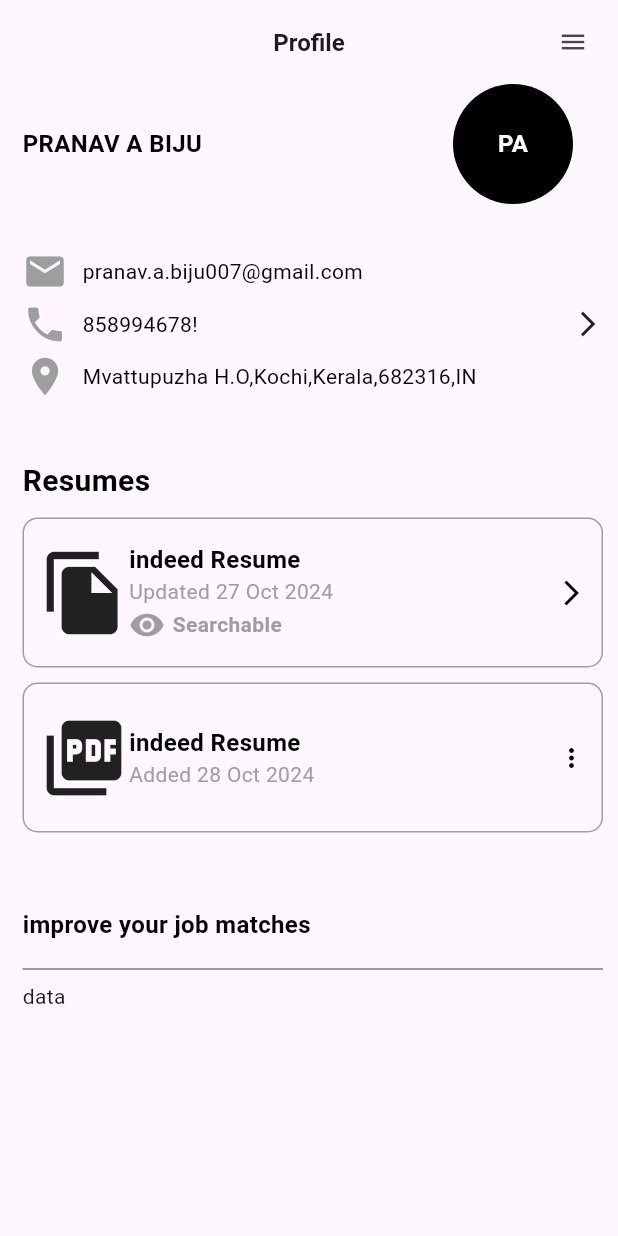
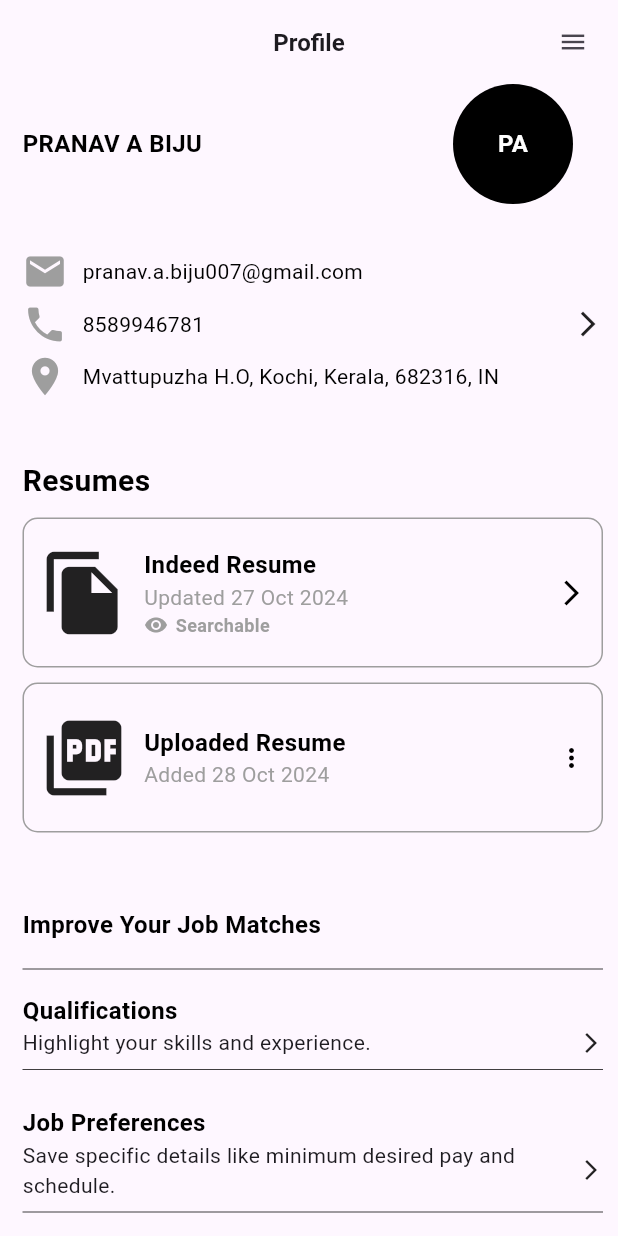
Before and after one commit to PranavKunjunni/indeed_ui, a Flutter app: the ProfileScreen screen opened directly, on a phone screen of 412 x 824 dp. Run offline on Flutter 3.47's test engine with Material 3 defaults, Android fonts, the light colour scheme and no system bars; our stand-ins replace icons_plus.

Commit message:
profile_screen completed

```diff
--- a/lib/views/profile_screen/profile_screen.dart
+++ b/lib/views/profile_screen/profile_screen.dart
@@ -2,7 +2,26 @@
 import 'package:indeed_ui/utils/color_contstants.dart';
 
 class ProfileScreen extends StatelessWidget {
-  const ProfileScreen({super.key});
+  ProfileScreen({super.key});
+
+  final List<Map<String, String>> jobImprovements = [
+    {
+      "HeadingText": "Qualifications",
+      "text": "Highlight your skills and experience."
+    },
+    {
+      "HeadingText": "Job Preferences",
+      "text": "Save specific details like minimum desired pay and schedule."
+    },
+    {
+      "HeadingText": "Hide Jobs with These Details",
+      "text": "Manage the qualifications or preferences and schedule."
+    },
+    {
+      "HeadingText": "Ready to Work",
+      "text": "Let employers know that you're available to start working as soon as possible."
+    },
+  ];
 
   @override
   Widget build(BuildContext context) {
@@ -27,13 +46,12 @@
           ),
         ],
       ),
-      // backgroundColor: Colors.white,
-      body: Padding(
+      body: SingleChildScrollView(
+        child: Padding(
           padding: const EdgeInsets.only(left: 15, right: 10),
           child: Column(
             crossAxisAlignment: CrossAxisAlignment.start,
             children: [
-            // Section
               Row(
                 mainAxisAlignment: MainAxisAlignment.spaceBetween,
                 children: [
@@ -63,7 +81,6 @@
                 ],
               ),
               SizedBox(height: 30),
-            // Section
               Column(
                 children: [
                   Row(
@@ -92,7 +109,7 @@
                       ),
                       SizedBox(width: 10),
                       Text(
-                      "858994678!",
+                        "8589946781",
                         style: TextStyle(
                           color: Colors.black,
                         ),
@@ -111,7 +128,7 @@
                       ),
                       SizedBox(width: 10),
                       Text(
-                      "Mvattupuzha H.O,Kochi,Kerala,682316,IN",
+                        "Mvattupuzha H.O, Kochi, Kerala, 682316, IN",
                         style: TextStyle(
                           color: Colors.black,
                         ),
@@ -129,64 +146,96 @@
                   fontSize: 20,
                 ),
               ),
-            SizedBox(
-              height: 10,
-            ),
-            // Section
-            _bulidResumes(
+              SizedBox(height: 10),
+              _buildResumes(
                 icon: Icons.file_copy,
-              title: "indeed Resume",
+                title: "Indeed Resume",
                 updateDate: "Updated 27 Oct 2024",
-              isSerachable: true,
+                isSearchable: true,
                 icon1: Icons.arrow_forward_ios,
               ),
-            SizedBox(
-              height: 10,
-            ),
-            _bulidResumes(
+              SizedBox(height: 10),
+              _buildResumes(
                 icon: Icons.picture_as_pdf,
-              title: "indeed Resume",
+                title: "Uploaded Resume",
                 updateDate: "Added 28 Oct 2024",
-              isSerachable: false,
+                isSearchable: false,
                 showSearchableRow: false,
                 icon1: Icons.more_vert_outlined,
               ),
-            SizedBox(
-              height: 50,
-            ),
-            // Section
+              SizedBox(height: 50),
               Text(
-              "improve your job matches", // data
+                "Improve Your Job Matches",
                 style: TextStyle(
                   color: Colors.black,
                   fontSize: 16,
                   fontWeight: FontWeight.bold,
                 ),
               ),
-            SizedBox(
-              height: 10,
+              SizedBox(height: 10),
+              Divider(color: Colors.black, thickness: 0.5),
+              Column(
+                children: jobImprovements.map((job) {
+                  return _improveYourJobs(
+                    headingText: job["HeadingText"]!,
+                    text: job["text"]!,
+                  );
+                }).toList(),
               ),
-            Divider(
-              color: Colors.black,
-              thickness: 0.5,
+              SizedBox(height: 50,),
+            ],
           ),
-            Text("data")
-          ],
         ),
       ),
     );
   }
 
-  Container _bulidResumes({
+  Widget _improveYourJobs({
+    required String headingText,
+    required String text,
+  }) {
+    return Padding(
+      padding: const EdgeInsets.symmetric(vertical: 8),
+      child: Column(
+        crossAxisAlignment: CrossAxisAlignment.start,
+        children: [
+          Text(
+            headingText,
+            style: TextStyle(
+              color: Colors.black,
+              fontWeight: FontWeight.bold,
+              fontSize: 16,
+            ),
+          ),
+          SizedBox(width: 4,),
+          Row(
+            children: [
+              Expanded(
+                child: Text(
+                  text,
+                  overflow: TextOverflow.fade,
+                  style: TextStyle(fontSize: 14),
+                ),
+              ),
+              Icon(Icons.arrow_forward_ios, size: 16),
+            ],
+          ),
+          Divider(color: Colors.black, thickness: 0.5),
+        ],
+      ),
+    );
+  }
+
+  Container _buildResumes({
     required IconData icon,
     required IconData icon1,
     required String title,
     required String updateDate,
-    required bool isSerachable,
+    required bool isSearchable,
     bool showSearchableRow = true,
   }) {
     return Container(
-      padding: EdgeInsets.only(left: 10, right: 10),
+      padding: EdgeInsets.symmetric(horizontal: 10),
       width: double.infinity,
       height: 100,
       decoration: BoxDecoration(
@@ -199,11 +248,12 @@
       child: Row(
         children: [
           Icon(
-            // Icons.file_copy,
             icon,
             size: 60,
           ),
-          Column(
+          SizedBox(width: 10),
+          Expanded(
+            child: Column(
               mainAxisAlignment: MainAxisAlignment.center,
               crossAxisAlignment: CrossAxisAlignment.start,
               children: [
@@ -225,6 +275,7 @@
                       Icon(
                         Icons.remove_red_eye,
                         color: textColor,
+                        size: 16,
                       ),
                       SizedBox(width: 5),
                       Text(
@@ -232,13 +283,14 @@
                         style: TextStyle(
                           color: textColor,
                           fontWeight: FontWeight.bold,
+                          fontSize: 12,
                         ),
                       ),
                     ],
                   ),
               ],
             ),
-          Spacer(),
+          ),
           Icon(
             icon1,
             size: 20,
```
Lines whose indentation alone changed are shown as unchanged.
